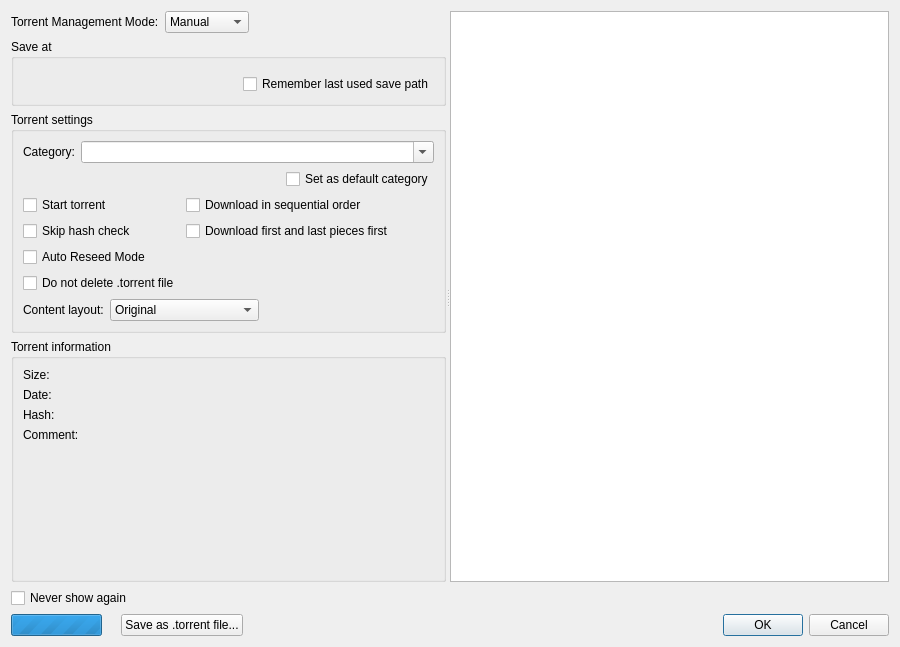
Above: src/gui/addnewtorrentdialog.ui from HomeOfSquirrelEvolution/qBittorrent before the change. Below: the same form after it.
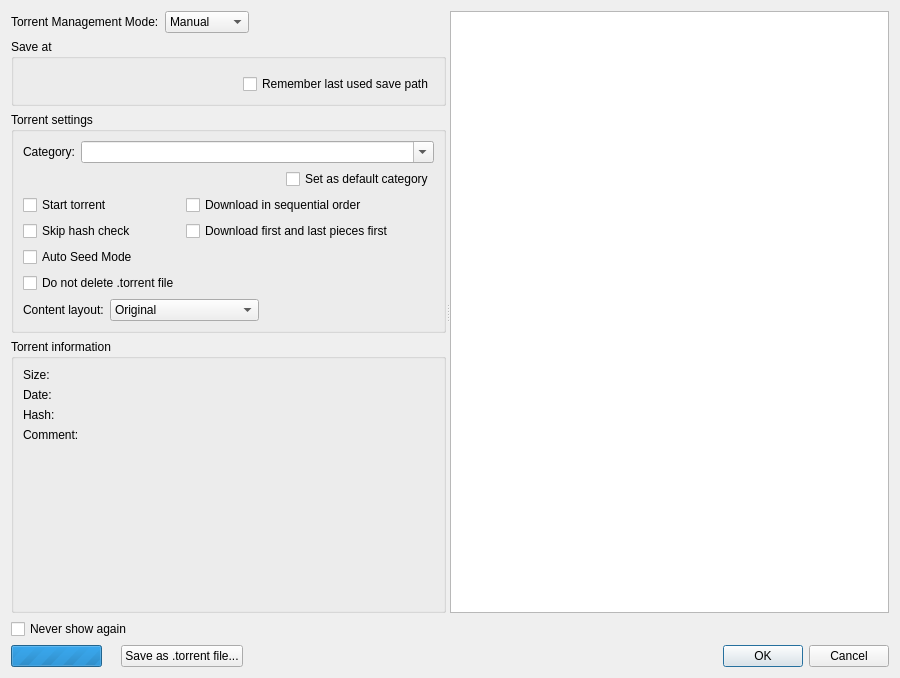
That is the form after the change. Custom widgets are drawn as their Qt base class.

Patch:
```diff
--- a/src/gui/addnewtorrentdialog.ui
+++ b/src/gui/addnewtorrentdialog.ui
@@ -7,7 +7,7 @@
     <x>0</x>
     <y>0</y>
     <width>900</width>
-    <height>647</height>
+    <height>678</height>
    </rect>
   </property>
   <layout class="QVBoxLayout" name="AddNewTorrentDialogLayout">
@@ -189,7 +189,7 @@
             <item row="2" column="0">
              <widget class="QCheckBox" name="autoReseedModeCheckBox">
               <property name="text">
-               <string>Auto Reseed Mode</string>
+               <string>Auto Seed Mode</string>
               </property>
              </widget>
             </item>
```
Left out of the diff: 2 changed lines with no effect on the pictures.
